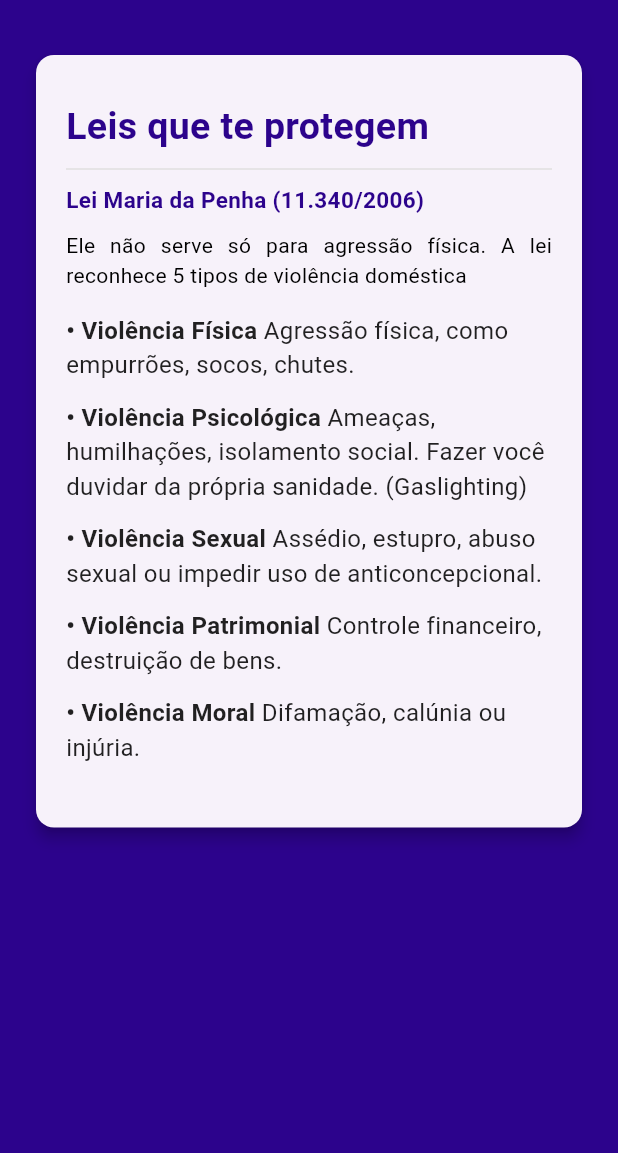
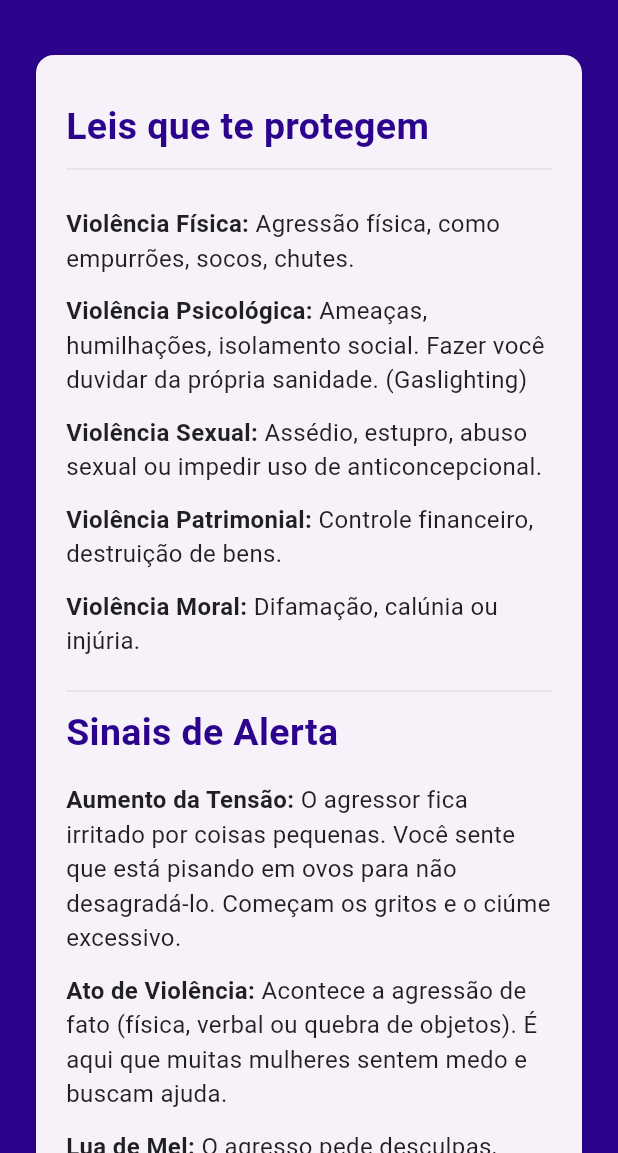
Before and after one commit to semellicodes/segura-app-flutter, a Flutter app: the LeisScreen screen opened directly, on a phone screen of 412 x 824 dp, the part 83-1236 px from its top. Run offline on Flutter 3.47's test engine with Material 3 defaults, Android fonts, the phone set to English and light mode, and no system bars.

Commit message:
ajustando os nomes das screens + add app_data.dart

```diff
--- a/lib/screens/leis.dart
+++ b/lib/screens/leis_screen.dart
@@ -1,7 +1,7 @@
 import 'package:flutter/material.dart';
 import 'package:segura_app/theme/app_colors.dart';
 import 'package:segura_app/theme/app_data.dart';
-import 'package:segura_app/widgets/topico.dart';
+import 'package:segura_app/widgets/item_topico.dart';
 
 class LeisScreen extends StatelessWidget {
   const LeisScreen({super.key});
@@ -53,23 +53,31 @@ class LeisScreen extends StatelessWidget {
                           thickness: 1,
                           height: 20,
                         ),
+
+                        SizedBox(height: 15),
+
+                        ...AppData.tiposDeViolencia.entries.map((item) {
+                          return Topico(
+                            titulo: item.key,
+                            descricao: item.value,
+                          );
+                        }),
+
+                        Divider(
+                          color: Colors.grey[300],
+                          thickness: 1,
+                          height: 20,
+                        ),
                         Text(
-                          "Lei Maria da Penha (11.340/2006)",
+                          "Sinais de Alerta",
                           style: TextStyle(
                             color: AppColors.ajuda,
-                            fontSize: 15,
+                            fontSize: 25,
                             fontWeight: FontWeight.bold,
                           ),
                         ),
-                        SizedBox(height: 10),
-                        Text(
-                          "Ele não serve só para agressão física. A lei reconhece 5 tipos de violência doméstica",
-                          style: TextStyle(color: Colors.black, fontSize: 14),
-                          textAlign: TextAlign.justify,
-                        ),
                         SizedBox(height: 15),
-
-                        ...AppData.tiposDeViolencia.entries.map((item) {
+                        ...AppData.sinaisAlerta.entries.map((item) {
                           return Topico(
                             titulo: item.key,
                             descricao: item.value,
--- a/lib/theme/app_data.dart
+++ b/lib/theme/app_data.dart
@@ -1,9 +1,9 @@
 import 'package:flutter/material.dart';
-import 'package:segura_app/screens/ajuda_imediata.dart';
-import 'package:segura_app/screens/apoio.dart';
-import 'package:segura_app/screens/leis.dart';
-import 'package:segura_app/screens/map.dart';
-import 'package:segura_app/screens/sobre_app.dart';
+import 'package:segura_app/screens/ajuda_screen.dart';
+import 'package:segura_app/screens/apoio_screen.dart';
+import 'package:segura_app/screens/leis_screen.dart';
+import 'package:segura_app/screens/map_screen.dart';
+import 'package:segura_app/screens/sobreApp_scree%20.dart';
 
 class AppData {
   static const List<String> menuOptions = [
@@ -26,13 +26,13 @@ class AppData {
   static const String policeNumber2 = "197";
 
   static const Map<String, String> tiposDeViolencia = {
-    "Violência Física": "Agressão física, como empurrões, socos, chutes.",
-    "Violência Psicológica":
+    "Violência Física:": "Agressão física, como empurrões, socos, chutes.",
+    "Violência Psicológica:":
         "Ameaças, humilhações, isolamento social. Fazer você duvidar da própria sanidade. (Gaslighting)",
-    "Violência Sexual":
+    "Violência Sexual:":
         "Assédio, estupro, abuso sexual ou impedir uso de anticoncepcional.",
-    "Violência Patrimonial": "Controle financeiro, destruição de bens.",
-    "Violência Moral": "Difamação, calúnia ou injúria.",
+    "Violência Patrimonial:": "Controle financeiro, destruição de bens.",
+    "Violência Moral:": "Difamação, calúnia ou injúria.",
   };
 
   static const Map<String, String> locaisDeApoio = {
@@ -63,4 +63,20 @@ class AppData {
     "Funciona totalmente offline:":
         "O Segura foi projetado para funcionar sem conexão à internet, garantindo acesso a informações e recursos mesmo em situações de emergência onde a conectividade pode ser limitada.",
   };
+
+  static const Map<String, String> sinaisAlerta = {
+    "Aumento da Tensão:":
+        "O agressor fica irritado por coisas pequenas. Você sente que está pisando em ovos para não desagradá-lo. Começam os gritos e o ciúme excessivo.",
+    "Ato de Violência:":
+        "Acontece a agressão de fato (física, verbal ou quebra de objetos). É aqui que muitas mulheres sentem medo e buscam ajuda.",
+    "Lua de Mel:":
+        "O agresso pede desculpas, chora, diz que perdeu a cabeça e promete mudar. Ele fica carinhoso. Cuidado! Essa fase pode durar dias ou meses, mas o ciclo tende a se repetir, e a violência pode piorar a cada vez.",
+  };
+
+  static const Map<String, String> leis = {
+    "Lei Maria da Penha (11.340/2006)":
+        "Cria mecanismos para coibir a violência doméstica e familiar contra a mulher.",
+    "Lei do Feminicídio (13.104/2015)":
+        "Qualifica o homicídio de mulheres por razões de gênero como crime hediondo.",
+  };
 }
--- a/lib/widgets/topico.dart
+++ b/lib/widgets/item_topico.dart
@@ -15,7 +15,7 @@ class Topico extends StatelessWidget {
           style: const TextStyle(fontSize: 16, color: Colors.black87),
           children: [
             TextSpan(
-              text: '• $titulo ',
+              text: '$titulo ',
               style: const TextStyle(fontWeight: FontWeight.bold),
             ),
 
```
Also changed, not shown: lib/widgets/item_sinais.dart (added, +32 -0 lines), lib/screens/ajuda_screen.dart (renamed from lib/screens/ajuda_imediata.dart), lib/screens/apoio_screen.dart (renamed from lib/screens/apoio.dart), lib/screens/map_screen.dart (renamed from lib/screens/map.dart), lib/screens/sobreApp_scree .dart (renamed from lib/screens/sobre_app.dart).
